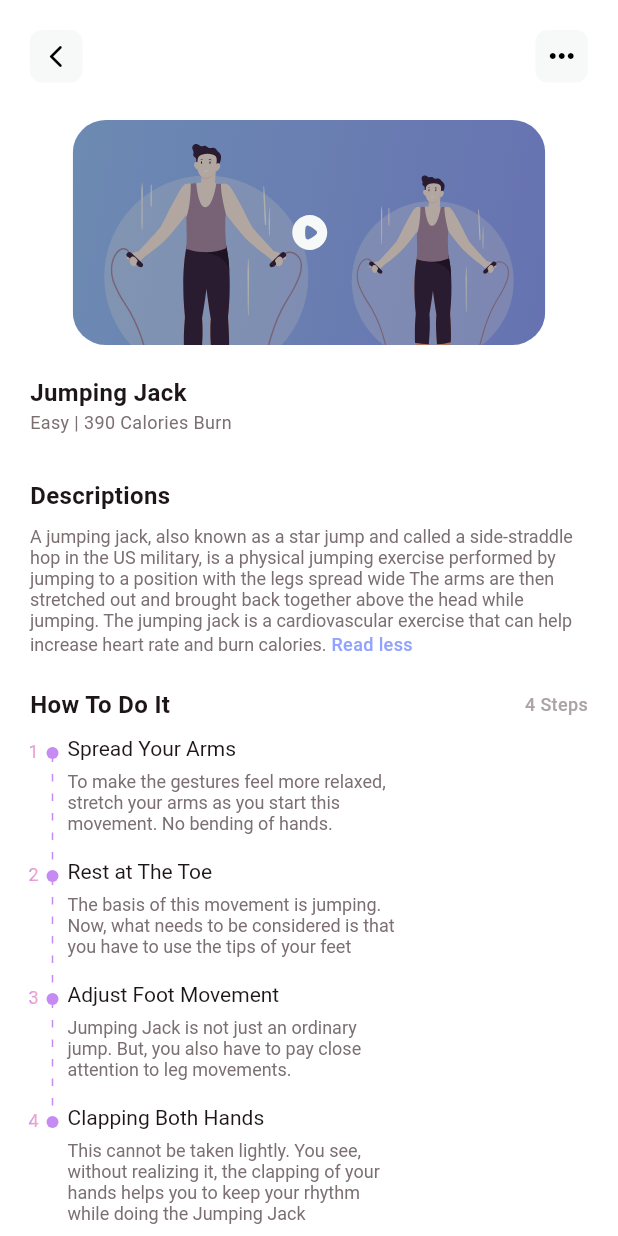
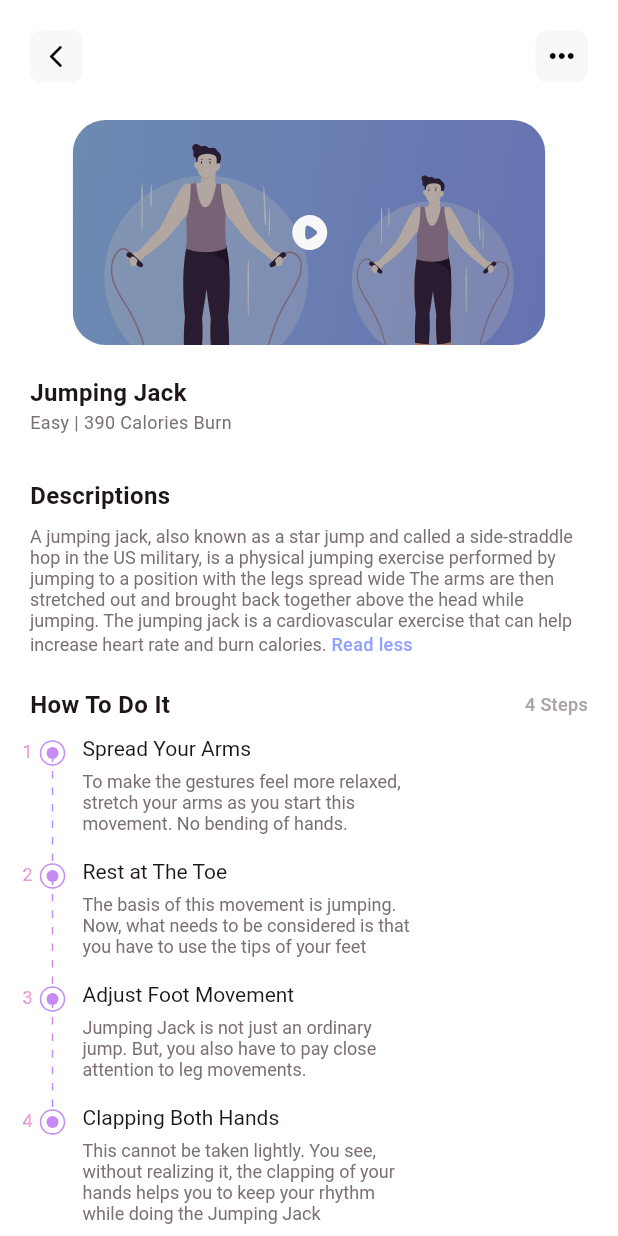
Before and after one commit to MGMSA6/Fitnest_X, a Flutter app: the screen it shows after launch, after a tap on "Read more", on a phone screen of 412 x 824 dp. Run offline on Flutter 3.47's test engine with Material 3 defaults, Android fonts, the light colour scheme and no system bars; our stand-ins replace cloud_firestore, firebase_auth, firebase_core, flutter_svg, google_sign_in and 1 more; missing offline and left inert: dart:ffi, the_apple_sign_in; accounts and stored records are empty.

Commit message:
Added IOS like picker

```diff
--- /dev/null
+++ b/lib/model/CustomRepetition.dart
@@ -0,0 +1,74 @@
+import 'package:flutter/cupertino.dart';
+import 'package:flutter_svg/flutter_svg.dart';
+
+class CustomRepetition {
+  final String imgPath;
+  final String calories;
+  final String times;
+  final String text3;
+
+  CustomRepetition(this.imgPath, this.calories, this.times, this.text3);
+
+  static List<CustomRepetition> getCustomRepetition() {
+    final List<CustomRepetition> customRepetition = [
+      CustomRepetition(
+          "assets/images/calories.svg", "450 Calories Burn", "29", "times"),
+      CustomRepetition(
+          "assets/images/calories.svg", "450 Calories Burn", "30", "times"),
+      CustomRepetition(
+          "assets/images/calories.svg", "450 Calories Burn", "40", "times")
+    ];
+    return customRepetition;
+  }
+}
+
+class CustomPickerItemWidget extends StatelessWidget {
+  final CustomRepetition repetition;
+
+  const CustomPickerItemWidget({required this.repetition});
+
+  @override
+  Widget build(BuildContext context) {
+    return Center(
+      child: Container(
+        width: 200,
+        child: Row(
+          crossAxisAlignment: CrossAxisAlignment.center,
+          mainAxisAlignment: MainAxisAlignment.spaceEvenly,
+          children: [
+            SvgPicture.asset(
+              repetition.imgPath,
+              height: 14,
+              width: 14,
+            ),
+            Text(
+              repetition.calories,
+              style: TextStyle(
+                color: Color(0xFFACA3A5),
+                fontSize: 10,
+                fontWeight: FontWeight.w400,
+              ),
+            ),
+            Text(
+              repetition.times,
+              style: TextStyle(
+                color: Color(0xFF7B6F72),
+                fontSize: 24,
+                fontFamily: 'Poppins',
+                fontWeight: FontWeight.w500,
+              ),
+            ),
+            Text(
+              repetition.text3,
+              style: TextStyle(
+                color: Color(0xFFACA3A5),
+                fontSize: 16,
+                fontWeight: FontWeight.w400,
+              ),
+            ),
+          ],
+        ),
+      ),
+    );
+  }
+}
--- a/lib/pages/workout-tracker/WorkoutDetails.dart
+++ b/lib/pages/workout-tracker/WorkoutDetails.dart
@@ -1,7 +1,10 @@
 import 'package:fitnest_x/utils/strings.dart';
+import 'package:flutter/cupertino.dart';
 import 'package:flutter/material.dart';
 import 'package:flutter_svg/flutter_svg.dart';
 
+import '../../model/CustomRepetition.dart';
+import '../../utils/CustomPickerItem.dart';
 import '../../utils/ReadMoreWidget.dart';
 import '../../utils/TimelineItem1.dart';
 import '../../utils/colors.dart';
@@ -14,17 +17,25 @@ class WorkoutDetails extends StatefulWidget {
 }
 
 class _WorkoutDetailsState extends State<WorkoutDetails> {
+  final List<CustomRepetition> items = CustomRepetition.getCustomRepetition();
+
+  int _selectedItem = 0;
+  List<String> _items = ['Item 1', 'Item 2', 'Item 3', 'Item 4', 'Item 5'];
+
   @override
   Widget build(BuildContext context) {
     return Scaffold(
       backgroundColor: Colors.white,
       body: SafeArea(
         child: SingleChildScrollView(
-          child: Padding(
-            padding: EdgeInsets.only(left: 20, right: 20),
           child: Column(
+            crossAxisAlignment: CrossAxisAlignment.stretch,
+            mainAxisSize: MainAxisSize.max,
+            children: [
+              Column(
                 children: [
                   Container(
+                    padding: EdgeInsets.only(left: 20, right: 20),
                     width: double.infinity,
                     height: 80,
                     child: Column(
@@ -79,7 +90,7 @@ class _WorkoutDetailsState extends State<WorkoutDetails> {
                       ],
                     ),
                   ),
-                SizedBox(
+                  const SizedBox(
                     height: 0,
                   ),
                   SvgPicture.asset("assets/images/video_section.svg"),
@@ -87,6 +98,11 @@ class _WorkoutDetailsState extends State<WorkoutDetails> {
                     height: 20,
                   ),
                   Column(
+                    crossAxisAlignment: CrossAxisAlignment.start,
+                    children: [
+                      Padding(
+                        padding: EdgeInsets.only(left: 20, right: 20),
+                        child: Column(
                           crossAxisAlignment: CrossAxisAlignment.start,
                           children: [
                             Text(
@@ -155,7 +171,7 @@ class _WorkoutDetailsState extends State<WorkoutDetails> {
                               child: LayoutBuilder(
                                 builder: (context, constraints) {
                                   return CustomPaint(
-                            size: Size(0, 350),
+                                    size: Size(0, 300),
                                     painter: TimelineItem(
                                       numberOfIndicators: 4,
                                       indicatorRadius: 1,
@@ -186,6 +202,31 @@ class _WorkoutDetailsState extends State<WorkoutDetails> {
                                   );
                                 },
                               ),
+                            ),
+                            SizedBox(
+                              height: 20,
+                            ),
+                            Text(
+                              'Custom Repetitions',
+                              style: TextStyle(
+                                color: Color(0xFF1D1517),
+                                fontSize: 16,
+                                fontWeight: FontWeight.w600,
+                              ),
+                            ),
+                            SizedBox(
+                              height: 20,
+                            )
+                          ],
+                        ),
+                      ),
+                      Center(
+                        child: CustomPickerItem(),
+                      ),
+                      SizedBox(
+                        height: 20,
+                      )
+                    ],
                   ),
                 ],
               ),
@@ -232,9 +273,11 @@ class _WorkoutDetailsState extends State<WorkoutDetails> {
                     ),
                   ),
                 ),
+              ),
+              SizedBox(
+                height: 20,
               )
             ],
-            ),
           ),
         ),
       ),
--- /dev/null
+++ b/lib/utils/CustomPickerItem.dart
@@ -0,0 +1,39 @@
+import 'package:flutter/cupertino.dart';
+import 'package:flutter/material.dart';
+
+import '../model/CustomRepetition.dart';
+
+class CustomPickerItem extends StatefulWidget {
+  const CustomPickerItem({super.key});
+
+  @override
+  State<CustomPickerItem> createState() => _CustomPickerItemState();
+}
+
+class _CustomPickerItemState extends State<CustomPickerItem> {
+  // Get custom repetition data
+  final List<CustomRepetition> customRepetitions =
+      CustomRepetition.getCustomRepetition();
+
+  int selectedItemIndex = 0; // Track selected item index
+
+  @override
+  Widget build(BuildContext context) {
+    return CupertinoPageScaffold(
+      backgroundColor: Colors.white,
+      child: Center(
+        child: CupertinoPicker(
+          itemExtent: 40, // Adjust item height as needed
+          children: customRepetitions.map((repetition) {
+            return CustomPickerItemWidget(repetition: repetition);
+          }).toList(),
+          onSelectedItemChanged: (int index) {
+            setState(() {
+              selectedItemIndex = index;
+            });
+          },
+        ),
+      ),
+    );
+  }
+}
--- a/lib/utils/TimelineItem1.dart
+++ b/lib/utils/TimelineItem1.dart
@@ -20,6 +20,7 @@ class TimelineItem extends CustomPainter {
   final int numberOfIndicators;
   final double indicatorSpacing;
   final double indicatorRadius;
+  final double outerIndicatorRadius;
   final double dashSpace;
   final List<IndicatorData> indicatorData;
   final double textPaddingStart;
@@ -29,10 +30,11 @@ class TimelineItem extends CustomPainter {
     required this.numberOfIndicators,
     this.indicatorSpacing = 20.0,
     this.indicatorRadius = 5.0,
-    this.dashSpace = 8.0,
+    this.outerIndicatorRadius = 8.0,
+    this.dashSpace = 6.0,
     required this.indicatorData,
-    this.textPaddingStart = 5.0,
-    this.countIndicatorSpacing = 8.0,
+    this.textPaddingStart = 15.0,
+    this.countIndicatorSpacing = 12.0,
   });
 
   @override
@@ -45,6 +47,33 @@ class TimelineItem extends CustomPainter {
 
     for (int i = 0; i < numberOfIndicators; i++) {
       final startY = (indicatorRadius * 2 + indicatorSpacing) * i;
+
+      // Calculate positions
+      final indicatorCenterX =
+          centerX - countIndicatorSpacing - indicatorRadius;
+      final countTextOffset = Offset(
+          indicatorCenterX - indicatorRadius * 4, startY + indicatorRadius - 8);
+
+      // Draw outer circle (border)
+      final outerCirclePaint = Paint()
+        ..color = const Color(0xFFC58BF2)
+        ..strokeWidth = 1.0
+        ..style = PaintingStyle.stroke;
+      canvas.drawCircle(
+        Offset(centerX, startY + indicatorRadius),
+        outerIndicatorRadius,
+        outerCirclePaint,
+      );
+
+      // Draw inner circle indicator
+      final innerCirclePaint = Paint()
+        ..color = const Color(0xFFC58BF2)
+        ..strokeWidth = size.width;
+      canvas.drawCircle(
+        Offset(centerX, startY + indicatorRadius),
+        indicatorRadius,
+        innerCirclePaint,
+      );
 
       // Draw count text with gradient color
       final countGradient = AppColor.unitGradient.createShader(Rect.fromLTWH(
@@ -137,12 +166,18 @@ class TimelineItem extends CustomPainter {
 
       // Draw connecting dashed lines
       if (i < numberOfIndicators - 1) {
+        final nextStartY = (indicatorRadius * 2 + indicatorSpacing) * (i + 1);
+        final lineYStart = startY + indicatorRadius + outerIndicatorRadius;
+        final lineYEnd = nextStartY + indicatorRadius - outerIndicatorRadius;
+
         double lineY = startY + indicatorRadius * 2;
+
         final linePaint = Paint()
           ..color = Color(0xFFC58BF2)
-          ..strokeWidth = 1;
-        while (lineY + dashHeight <
-            (indicatorRadius * 2 + indicatorSpacing) * (i + 1)) {
+          ..strokeWidth = 1
+          ..style = PaintingStyle.stroke;
+
+        while (lineY + dashHeight < lineYEnd) {
           canvas.drawLine(
             Offset(centerX, lineY),
             Offset(centerX, lineY + dashHeight),
--- a/pubspec.yaml
+++ b/pubspec.yaml
@@ -42,6 +42,7 @@ dependencies:
   firebase_auth: ^4.17.8
   cloud_firestore: ^4.15.8
   the_apple_sign_in: ^1.1.1
+
 
 
   # The following adds the Cupertino Icons font to your application.
```
Also changed, not shown: assets/images/calories.svg (added). Lines whose indentation alone changed are shown as unchanged.
